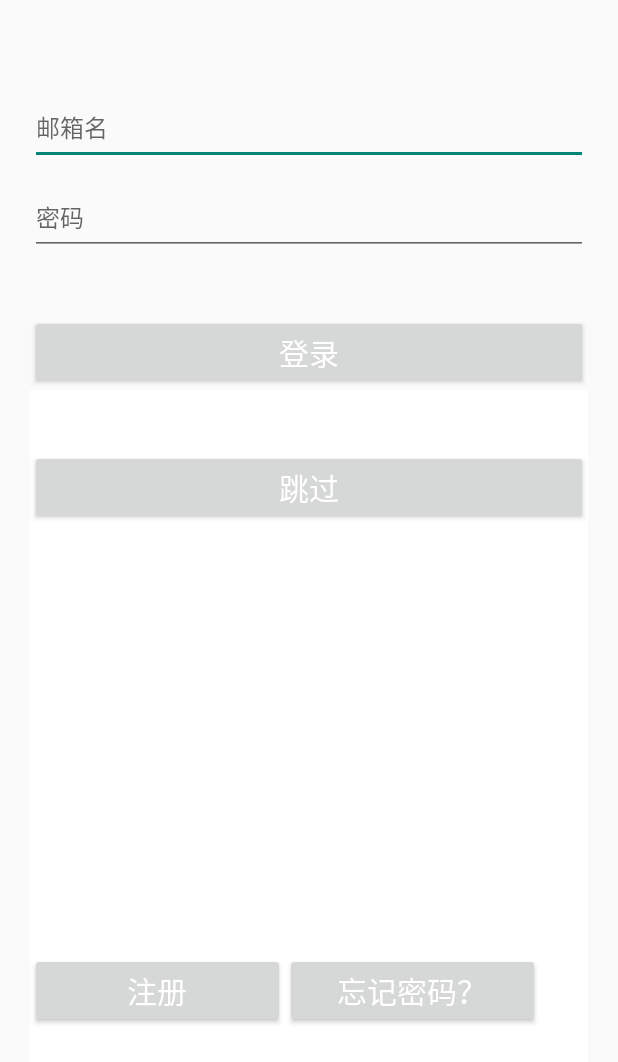
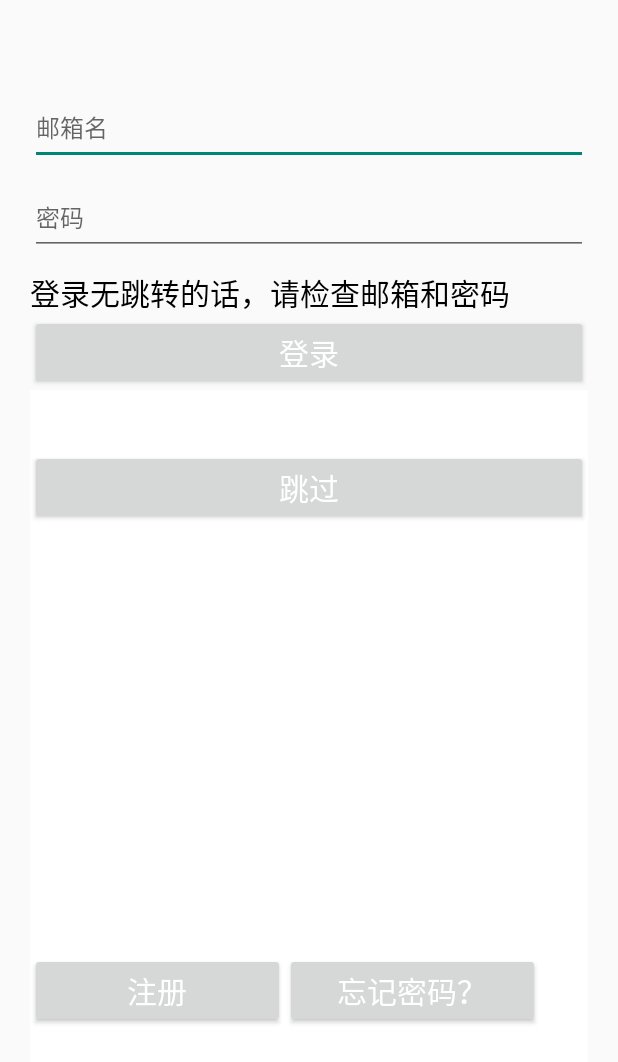
Before and after one commit to dangOodang/Focus, an Android app: the EdittextActivity screen opened directly, with no data from a screen before it, on a phone screen of 412 x 824 dp. Shown: the top 1062 px of the screen. Run offline under Robolectric (Android 15) with nearby library versions, the phone set to English and light mode, and no system bars.

Commit message:
优化了界面，改良了发送邮箱功能，修改了重置密码的bug

```diff
--- a/app/src/main/AndroidManifest.xml
+++ b/app/src/main/AndroidManifest.xml
@@ -29,6 +29,7 @@
         <activity android:name=".ZHUCEActivity" />
         <activity android:name=".EdittextActivity" />
         <activity android:name=".MainActivity"/>
+        <activity android:name=".YOUXIANGYANZHENG"/>
         <activity android:name=".myhome"
             android:label="@string/app_name">
             <intent-filter>
--- a/app/src/main/java/com/example/focus/EdittextActivity.java
+++ b/app/src/main/java/com/example/focus/EdittextActivity.java
@@ -10,7 +10,7 @@ import androidx.appcompat.app.AppCompatActivity;
 
 public class EdittextActivity extends AppCompatActivity {
 
-    private Button mBtnLogin,mBtnZHUce,mBtnFORget;
+    private Button mBtnLogin,mBtnZHUce,mBtnFORget,mBtnyanzheng;
     private EditText email2,password2;
     @Override
     protected void onCreate(Bundle savedInstanceState) {
@@ -44,5 +44,13 @@ public class EdittextActivity extends AppCompatActivity {
                 startActivity(intent);
             }
         });
+//        mBtnyanzheng = findViewById(R.id.btn_yz);//邮箱验证，按完跳转到邮箱验证
+//        mBtnyanzheng.setOnClickListener(new View.OnClickListener() {
+//            @Override
+//            public void onClick(View v) {
+//                Intent intent = new Intent(EdittextActivity.this,YOUXIANGYANZHENG.class);
+//                startActivity(intent);
+//            }
+//        });
     }
 }
--- a/app/src/main/java/com/example/focus/SubThread_FF.java
+++ b/app/src/main/java/com/example/focus/SubThread_FF.java
@@ -30,7 +30,7 @@ public class SubThread_FF implements Runnable{
         JsonObject object = null;
         StringBuffer buffer = new StringBuffer();
         try {
-            URL url = new URL("https://pycloud.bmob.cn/129c9e5ac930fbc2/reserPassword?email="+email);
+            URL url = new URL("https://pycloud.bmob.cn/129c9e5ac930fbc2/restPassword?email="+email);
             HttpURLConnection urlCon = (HttpURLConnection) url.openConnection();
 
             int response = urlCon.getResponseCode();
--- a/app/src/main/res/layout/activity_edittext.xml
+++ b/app/src/main/res/layout/activity_edittext.xml
@@ -48,6 +48,29 @@
                   android:textSize="20sp"
 
         />
+    <TextView
+        android:id="@+id/ly_1"
+        android:layout_width="match_parent"
+        android:layout_height="50dp"
+        android:layout_below="@id/et_2"
+
+        android:layout_marginTop="10dp"
+        android:text="登录无跳转的话，请检查邮箱和密码"
+        android:textColor="#000000"
+        android:textSize="20sp"
+
+        />
+<!--          <Button-->
+<!--              android:id="@+id/btn_yz"-->
+<!--              android:layout_width="match_parent"-->
+<!--              android:layout_height="50dp"-->
+<!--              android:layout_below="@id/btn_yk"-->
+<!--               android:layout_marginTop="200dp"-->
+<!--               android:text="邮箱验证"-->
+<!--               android:textColor="#Fff"-->
+<!--               android:textSize="20sp"-->
+
+<!--        />-->
            <LinearLayout
                android:layout_width="match_parent"
                android:layout_height="200dp"
```
Also changed, not shown: app/src/main/java/com/example/focus/SubThread_HH.java (+14 -3 lines).
